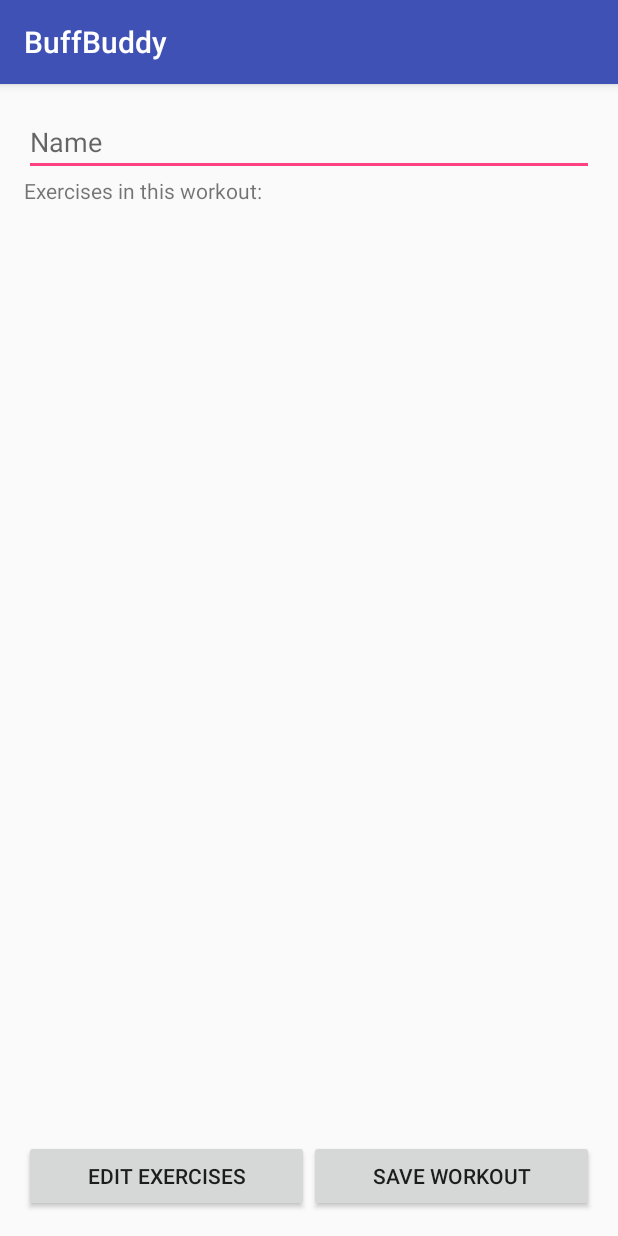
After one commit to ashley206/BuffBuddy, an Android app: the EditWorkoutActivity screen opened directly, with no data from a screen before it, on a phone screen of 412 x 824 dp. The commit adds this screen. Run offline under Robolectric (Android 15) with nearby library versions, the phone set to English and light mode, and no system bars.

Commit message:
Created separate EditWorkout page to handle the creating of the actual Workout in the database before the user submits any changes to the workout (editing exercises, changing the name, etc)

```diff
--- a/app/src/main/AndroidManifest.xml
+++ b/app/src/main/AndroidManifest.xml
@@ -25,8 +25,9 @@
         <activity android:name=".CreateExerciseActivity" />
         <activity android:name=".HomeActivity" />
         <activity android:name=".SelectWorkout" />
-        <activity android:name=".CreateWorkout" />
-        <activity android:name=".EditExericsesActivity"></activity>
+        <activity android:name=".CreateWorkoutActivity" />
+        <activity android:name=".EditExericsesActivity" />
+        <activity android:name=".EditWorkoutActivity"></activity>
     </application>
 
 </manifest>
--- /dev/null
+++ b/app/src/main/java/com/fractaltechnologies/ashleyw/buffbuddy/EditWorkoutActivity.java
@@ -0,0 +1,26 @@
+package com.fractaltechnologies.ashleyw.buffbuddy;
+
+import android.content.Intent;
+import android.support.v7.app.AppCompatActivity;
+import android.os.Bundle;
+import android.view.View;
+
+public class EditWorkoutActivity extends AppCompatActivity {
+
+    Workout workout;
+
+    @Override
+    protected void onCreate(Bundle savedInstanceState) {
+        super.onCreate(savedInstanceState);
+        setContentView(R.layout.activity_edit_workout);
+
+        Intent i = new Intent();
+        workout = (Workout)i.getSerializableExtra("Workout");
+    }
+
+    public void EditExercises(View v){
+        Intent i = new Intent(EditWorkoutActivity.this, EditExericsesActivity.class);
+        i.putExtra("Workout", workout);
+        startActivity(i);
+    }
+}
--- a/app/src/main/java/com/fractaltechnologies/ashleyw/buffbuddy/Exercise.java
+++ b/app/src/main/java/com/fractaltechnologies/ashleyw/buffbuddy/Exercise.java
@@ -1,5 +1,6 @@
 package com.fractaltechnologies.ashleyw.buffbuddy;
 
+import java.io.Serializable;
 import java.lang.annotation.Target;
 import java.util.ArrayList;
 import java.util.List;
@@ -9,7 +10,7 @@ import java.util.Vector;
  * Created by Ashley H on 1/19/2017.
  */
 
-public class Exercise {
+public class Exercise implements Serializable {
     private int m_id;
     private String m_name;
     private ArrayList<Integer> m_reps;
--- a/app/src/main/java/com/fractaltechnologies/ashleyw/buffbuddy/SelectWorkout.java
+++ b/app/src/main/java/com/fractaltechnologies/ashleyw/buffbuddy/SelectWorkout.java
@@ -3,12 +3,10 @@ package com.fractaltechnologies.ashleyw.buffbuddy;
 import android.content.Intent;
 import android.support.v7.app.AppCompatActivity;
 import android.os.Bundle;
-import android.util.Log;
 import android.view.View;
 import android.widget.ListView;
 
 import java.util.ArrayList;
-import java.util.List;
 
 public class SelectWorkout extends AppCompatActivity {
 
@@ -37,11 +35,11 @@ public class SelectWorkout extends AppCompatActivity {
         listView.setAdapter(adapter);
     }
 
+    // COMPLETE
     public void CreateWorkout(View v){
-        Intent i = new Intent(SelectWorkout.this, CreateWorkout.class);
+        Intent i = new Intent(SelectWorkout.this, CreateWorkoutActivity.class);
         i.putExtra("User", user);
         startActivity(i);
-
     }
 
 
--- a/app/src/main/java/com/fractaltechnologies/ashleyw/buffbuddy/WorkoutDAO.java
+++ b/app/src/main/java/com/fractaltechnologies/ashleyw/buffbuddy/WorkoutDAO.java
@@ -15,6 +15,7 @@ import java.util.ArrayList;
 public class WorkoutDAO implements IDAO<Workout> {
     @Override
     public void Create(Workout workout, Context context) {
+        // TODO: This should check if a workout name already exists
         DBAdapter dbAdapter = new DBAdapter(context);
         ContentValues values = new ContentValues();
         values.put("NAME", workout.GetName());
--- /dev/null
+++ b/app/src/main/res/layout/activity_edit_workout.xml
@@ -0,0 +1,51 @@
+<?xml version="1.0" encoding="utf-8"?>
+<LinearLayout xmlns:android="http://schemas.android.com/apk/res/android"
+    xmlns:tools="http://schemas.android.com/tools"
+    android:id="@+id/activity_edit_workout"
+    android:layout_width="match_parent"
+    android:layout_height="match_parent"
+    android:paddingBottom="@dimen/activity_vertical_margin"
+    android:paddingLeft="@dimen/activity_horizontal_margin"
+    android:paddingRight="@dimen/activity_horizontal_margin"
+    android:paddingTop="@dimen/activity_vertical_margin"
+    android:orientation="vertical"
+    tools:context="com.fractaltechnologies.ashleyw.buffbuddy.EditWorkoutActivity">
+
+    <EditText
+        android:id="@+id/etName"
+        android:layout_width="match_parent"
+        android:layout_height="wrap_content"
+        android:hint="Name"
+        />
+
+    <TextView
+        android:layout_width="match_parent"
+        android:layout_height="wrap_content"
+        android:text="Exercises in this workout:"/>
+
+    <ListView
+        android:layout_width="match_parent"
+        android:layout_height="0dp"
+        android:id="@+id/lvExercises"
+        android:layout_weight="1"/>
+
+    <LinearLayout
+        android:layout_width="match_parent"
+        android:layout_height="wrap_content"
+        android:orientation="horizontal">
+        <Button
+            android:layout_width="0dp"
+            android:layout_height="wrap_content"
+            android:layout_weight="1"
+            android:text="Edit Exercises"
+            android:onClick="EditExercises"/>
+        <Button
+            android:id="@+id/bttnCreateWorkout"
+            android:layout_width="0dp"
+            android:layout_height="wrap_content"
+            android:layout_weight="1"
+            android:text="Save Workout"
+            android:onClick="SaveWorkout"/>
+    </LinearLayout>
+
+</LinearLayout>
```
Also changed, not shown: app/src/main/java/com/fractaltechnologies/ashleyw/buffbuddy/CreateExerciseActivity.java (+21 -2 lines), app/src/main/java/com/fractaltechnologies/ashleyw/buffbuddy/CreateWorkoutActivity.java (renamed from app/src/main/java/com/fractaltechnologies/ashleyw/buffbuddy/CreateWorkout.java, +9 -5 lines), app/src/main/java/com/fractaltechnologies/ashleyw/buffbuddy/EditExericsesActivity.java (+7 -0 lines), app/src/main/java/com/fractaltechnologies/ashleyw/buffbuddy/Workout.java (+8 -1 lines), app/src/main/res/layout/activity_create_workout.xml (+5 -29 lines), app/src/main/res/layout/activity_edit_exericses.xml (+22 -2 lines).
